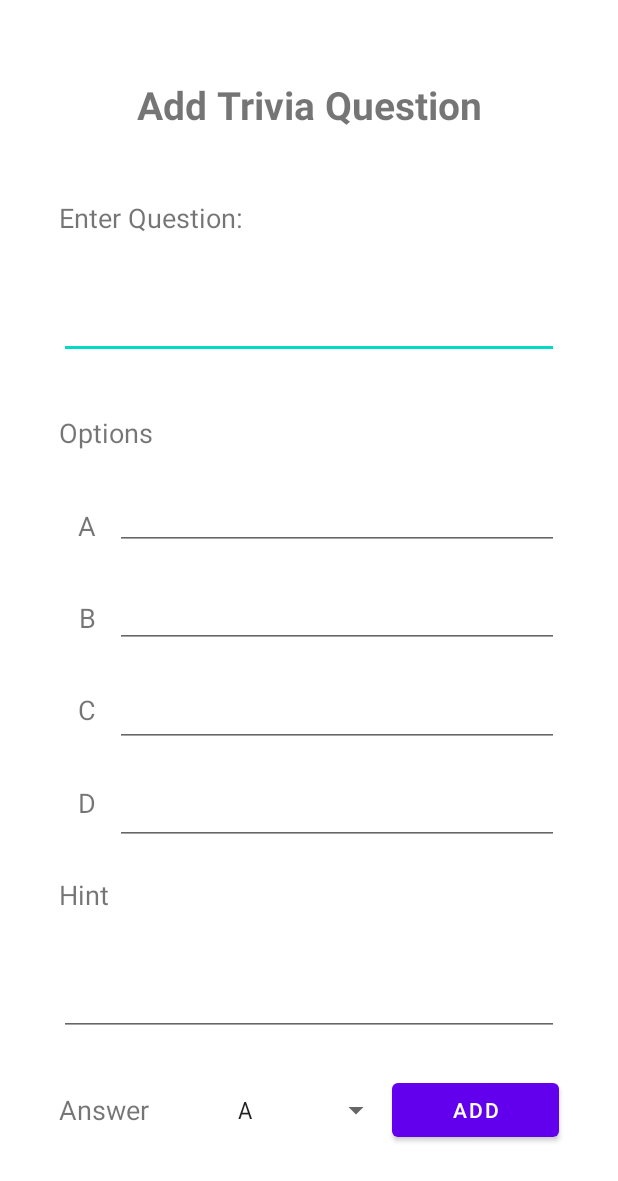
After one commit to avantidorle/CS5520_FinalProject_Team26, an Android app: the layout activity_add_questions.xml on its own in the app's theme, with its tools: preview values and no code run, on a phone screen of 412 x 824 dp. The commit adds this screen. Shown: the top 1181 px of the screen. Run offline under Robolectric (Android 15) with nearby library versions, the phone set to English and light mode, and no system bars.

Commit message:
add questions UI

```diff
--- a/app/src/main/java/edu/neu/madcourse/cs5520_finalproject_team26/AddQuestion.java
+++ b/app/src/main/java/edu/neu/madcourse/cs5520_finalproject_team26/AddQuestion.java
@@ -1,4 +1,5 @@
 package edu.neu.madcourse.cs5520_finalproject_team26;
 
 public class AddQuestion {
+
 }
--- /dev/null
+++ b/app/src/main/res/layout/activity_add_questions.xml
@@ -0,0 +1,273 @@
+<?xml version="1.0" encoding="utf-8"?>
+
+<ScrollView  xmlns:android="http://schemas.android.com/apk/res/android"
+    xmlns:app="http://schemas.android.com/apk/res-auto"
+    android:layout_width="match_parent"
+    android:layout_height="match_parent"
+    android:layout_margin="15dp"
+    android:paddingBottom="20dp"
+    android:fillViewport="true"
+    >
+
+        <androidx.constraintlayout.widget.ConstraintLayout
+            android:layout_width="match_parent"
+            android:layout_height="wrap_content">
+
+                <TextView
+                    android:id="@+id/add_question_title"
+                    android:layout_width="0dp"
+                    android:layout_height="wrap_content"
+                    android:gravity="center_horizontal|center_vertical"
+                    android:text="@string/add_trivia_question"
+                    android:textSize="26sp"
+                    android:textStyle="bold"
+                    app:layout_constraintBottom_toTopOf="@+id/question_label"
+                    app:layout_constraintEnd_toEndOf="parent"
+                    app:layout_constraintHorizontal_bias="0.0"
+                    app:layout_constraintStart_toStartOf="parent"
+                    app:layout_constraintTop_toTopOf="parent"
+                    app:layout_constraintVertical_weight="1" />
+
+                <TextView
+                    android:id="@+id/question_label"
+                    android:layout_width="0dp"
+                    android:layout_height="wrap_content"
+                    android:layout_marginStart="24dp"
+                    android:layout_marginTop="8dp"
+                    android:layout_marginEnd="24dp"
+                    android:gravity="bottom"
+                    android:text="@string/enter_question"
+                    android:textSize="18sp"
+                    app:layout_constraintBottom_toTopOf="@+id/question_text"
+                    app:layout_constraintEnd_toEndOf="parent"
+                    app:layout_constraintHorizontal_bias="1.0"
+                    app:layout_constraintStart_toStartOf="parent"
+                    app:layout_constraintTop_toBottomOf="@+id/add_question_title"
+                    app:layout_constraintVertical_weight="1" />
+
+                <EditText
+                    android:id="@+id/question_text"
+                    android:layout_width="0dp"
+                    android:layout_height="wrap_content"
+                    android:layout_marginStart="24dp"
+                    android:layout_marginEnd="24dp"
+                    android:autofillHints="When did the World Trade Center open?"
+                    android:ems="10"
+                    android:gravity="start|top"
+                    android:inputType="textMultiLine"
+                    app:layout_constraintBottom_toTopOf="@+id/options_label"
+                    app:layout_constraintEnd_toEndOf="parent"
+                    app:layout_constraintStart_toStartOf="parent"
+                    app:layout_constraintTop_toBottomOf="@+id/question_label"
+                    app:layout_constraintVertical_weight="2" />
+
+                <TextView
+                    android:id="@+id/options_label"
+                    android:layout_width="0dp"
+                    android:layout_height="wrap_content"
+                    android:layout_marginStart="24dp"
+                    android:layout_marginEnd="24dp"
+                    android:gravity="bottom"
+                    android:text="@string/options"
+                    android:textSize="18sp"
+                    app:layout_constraintBottom_toTopOf="@+id/option_a_label"
+                    app:layout_constraintEnd_toEndOf="parent"
+                    app:layout_constraintStart_toStartOf="parent"
+                    app:layout_constraintTop_toBottomOf="@id/question_text"
+                    app:layout_constraintVertical_weight="1" />
+
+                <TextView
+                    android:id="@+id/option_a_label"
+                    android:layout_width="0dp"
+                    android:layout_height="wrap_content"
+                    android:layout_marginStart="24dp"
+                    android:gravity="center"
+                    android:text="@string/option_a"
+                    android:textSize="18sp"
+                    app:layout_constraintBottom_toTopOf="@+id/option_b_label"
+                    app:layout_constraintEnd_toStartOf="@+id/option_a_text"
+                    app:layout_constraintHorizontal_weight="1"
+                    app:layout_constraintStart_toStartOf="parent"
+                    app:layout_constraintTop_toBottomOf="@+id/options_label"
+                    app:layout_constraintVertical_weight="1" />
+
+                <EditText
+                    android:id="@+id/option_a_text"
+                    android:layout_width="0dp"
+                    android:layout_height="wrap_content"
+                    android:layout_marginEnd="24dp"
+                    android:autofillHints="1923"
+                    android:ems="10"
+                    android:inputType="textPersonName"
+                    app:layout_constraintBottom_toTopOf="@+id/option_b_text"
+                    app:layout_constraintEnd_toEndOf="parent"
+                    app:layout_constraintHorizontal_weight="8"
+                    app:layout_constraintStart_toEndOf="@+id/option_a_label"
+                    app:layout_constraintTop_toBottomOf="@+id/options_label"
+                    app:layout_constraintVertical_bias="0.52"
+                    app:layout_constraintVertical_weight="1" />
+
+                <TextView
+                    android:id="@+id/option_b_label"
+                    android:layout_width="0dp"
+                    android:layout_height="wrap_content"
+                    android:layout_marginStart="24dp"
+                    android:gravity="center"
+                    android:text="@string/option_b"
+                    android:textSize="18sp"
+                    app:layout_constraintBottom_toTopOf="@+id/option_c_label"
+                    app:layout_constraintEnd_toStartOf="@id/option_b_text"
+                    app:layout_constraintHorizontal_weight="1"
+                    app:layout_constraintStart_toStartOf="parent"
+                    app:layout_constraintTop_toBottomOf="@+id/option_a_label"
+                    app:layout_constraintVertical_weight="1" />
+
+                <EditText
+                    android:id="@+id/option_b_text"
+                    android:layout_width="0dp"
+                    android:layout_height="wrap_content"
+                    android:layout_marginEnd="24dp"
+                    android:autofillHints="1943"
+                    android:ems="10"
+                    android:inputType="textPersonName"
+                    app:layout_constraintBottom_toTopOf="@+id/option_c_text"
+                    app:layout_constraintEnd_toEndOf="parent"
+                    app:layout_constraintHorizontal_weight="8"
+                    app:layout_constraintStart_toEndOf="@+id/option_b_label"
+                    app:layout_constraintTop_toBottomOf="@id/option_a_text"
+                    app:layout_constraintVertical_weight="1" />
+
+                <TextView
+                    android:id="@+id/option_c_label"
+                    android:layout_width="0dp"
+                    android:layout_height="wrap_content"
+                    android:layout_marginStart="24dp"
+                    android:gravity="center"
+                    android:text="@string/option_c"
+                    android:textSize="18sp"
+                    app:layout_constraintBottom_toTopOf="@+id/option_d_label"
+                    app:layout_constraintEnd_toStartOf="@+id/option_c_text"
+                    app:layout_constraintHorizontal_weight="1"
+                    app:layout_constraintStart_toStartOf="parent"
+                    app:layout_constraintTop_toBottomOf="@+id/option_b_label"
+                    app:layout_constraintVertical_weight="1" />
+
+                <EditText
+                    android:id="@+id/option_c_text"
+                    android:layout_width="0dp"
+                    android:layout_height="wrap_content"
+                    android:layout_marginEnd="24dp"
+                    android:autofillHints="1963"
+                    android:ems="10"
+                    android:inputType="textPersonName"
+                    app:layout_constraintBottom_toTopOf="@+id/option_d_text"
+                    app:layout_constraintEnd_toEndOf="parent"
+                    app:layout_constraintHorizontal_weight="8"
+                    app:layout_constraintStart_toEndOf="@id/option_c_label"
+                    app:layout_constraintTop_toBottomOf="@+id/option_b_text"
+                    app:layout_constraintVertical_weight="1" />
+
+                <TextView
+                    android:id="@+id/option_d_label"
+                    android:layout_width="0dp"
+                    android:layout_height="wrap_content"
+                    android:layout_marginStart="24dp"
+                    android:gravity="center"
+                    android:text="@string/option_d"
+                    android:textSize="18sp"
+                    app:layout_constraintBottom_toTopOf="@+id/hint_label"
+                    app:layout_constraintEnd_toStartOf="@+id/option_d_text"
+                    app:layout_constraintHorizontal_weight="1"
+                    app:layout_constraintStart_toStartOf="parent"
+                    app:layout_constraintTop_toBottomOf="@id/option_c_label"
+                    app:layout_constraintVertical_weight="1" />
+
+                <EditText
+                    android:id="@+id/option_d_text"
+                    android:layout_width="0dp"
+                    android:layout_height="wrap_content"
+                    android:layout_marginEnd="24dp"
+                    android:autofillHints="1973"
+                    android:ems="10"
+                    android:inputType="textPersonName"
+                    app:layout_constraintBottom_toTopOf="@+id/hint_label"
+                    app:layout_constraintEnd_toEndOf="parent"
+                    app:layout_constraintHorizontal_weight="8"
+                    app:layout_constraintStart_toEndOf="@+id/option_d_label"
+                    app:layout_constraintTop_toBottomOf="@+id/option_c_text"
+                    app:layout_constraintVertical_weight="1" />
+
+                <TextView
+                    android:id="@+id/hint_label"
+                    android:layout_width="0dp"
+                    android:layout_height="wrap_content"
+                    android:layout_marginStart="24dp"
+                    android:layout_marginEnd="24dp"
+                    android:gravity="bottom"
+                    android:text="@string/hint"
+                    android:textSize="18sp"
+                    app:layout_constraintBottom_toTopOf="@+id/hint_text"
+                    app:layout_constraintEnd_toEndOf="parent"
+                    app:layout_constraintStart_toStartOf="parent"
+                    app:layout_constraintTop_toBottomOf="@+id/option_d_label"
+                    app:layout_constraintVertical_weight="1" />
+
+                <EditText
+                    android:id="@+id/hint_text"
+                    android:layout_width="0dp"
+                    android:layout_height="wrap_content"
+                    android:layout_marginStart="24dp"
+                    android:layout_marginEnd="24dp"
+                    android:autofillHints="It was after the World War II"
+                    android:ems="10"
+                    android:gravity="start|top"
+                    android:inputType="textMultiLine"
+                    app:layout_constraintBottom_toTopOf="@+id/options_spinner"
+                    app:layout_constraintEnd_toEndOf="parent"
+                    app:layout_constraintStart_toStartOf="parent"
+                    app:layout_constraintTop_toBottomOf="@+id/hint_label"
+                    app:layout_constraintVertical_weight="2" />
+
+                <TextView
+                    android:id="@+id/answer_label"
+                    android:layout_width="0dp"
+                    android:layout_height="wrap_content"
+                    android:layout_marginStart="24dp"
+                    android:gravity="center_vertical"
+                    android:text="@string/answer"
+                    android:textSize="18sp"
+                    app:layout_constraintBottom_toBottomOf="parent"
+                    app:layout_constraintEnd_toStartOf="@+id/options_spinner"
+                    app:layout_constraintHorizontal_weight="3"
+                    app:layout_constraintStart_toStartOf="parent"
+                    app:layout_constraintTop_toBottomOf="@+id/hint_text"
+                    app:layout_constraintVertical_weight="1" />
+
+                <Spinner
+                    android:id="@+id/options_spinner"
+                    android:layout_width="0dp"
+                    android:layout_height="wrap_content"
+                    android:entries="@array/spinnerItems"
+                    app:layout_constraintBottom_toBottomOf="parent"
+                    app:layout_constraintEnd_toStartOf="@id/add_question_button"
+                    app:layout_constraintHorizontal_weight="3"
+                    app:layout_constraintStart_toEndOf="@id/answer_label"
+                    app:layout_constraintTop_toBottomOf="@id/hint_text"
+                    app:layout_constraintVertical_weight="1" />
+
+                <Button
+                    android:id="@+id/add_question_button"
+                    android:layout_width="0dp"
+                    android:layout_height="wrap_content"
+                    android:layout_marginEnd="24dp"
+                    android:text="@string/add_question"
+                    app:layout_constraintBottom_toBottomOf="parent"
+                    app:layout_constraintEnd_toEndOf="parent"
+                    app:layout_constraintHorizontal_weight="3"
+                    app:layout_constraintStart_toEndOf="@id/options_spinner"
+                    app:layout_constraintTop_toBottomOf="@id/hint_text"
+                    app:layout_constraintVertical_weight="1" />
+
+        </androidx.constraintlayout.widget.ConstraintLayout>
+
+</ScrollView>
--- /dev/null
+++ b/app/src/main/res/values/options.xml
@@ -0,0 +1,9 @@
+<?xml version="1.0" encoding="utf-8"?>
+<resources>
+    <string-array name="spinnerItems">
+        <item>A</item>
+        <item>B</item>
+        <item>C</item>
+        <item>D</item>
+    </string-array>
+</resources>
--- a/app/src/main/res/values/strings.xml
+++ b/app/src/main/res/values/strings.xml
@@ -1,3 +1,13 @@
 <resources>
     <string name="app_name">CS5520_FinalProject_Team26</string>
+    <string name="add_trivia_question">Add Trivia Question</string>
+    <string name="enter_question">Enter Question:</string>
+    <string name="options">Options</string>
+    <string name="option_a">A</string>
+    <string name="hint">Hint</string>
+    <string name="option_b">B</string>
+    <string name="option_c">C</string>
+    <string name="option_d">D</string>
+    <string name="answer">Answer</string>
+    <string name="add_question">Add</string>
 </resources>
```
